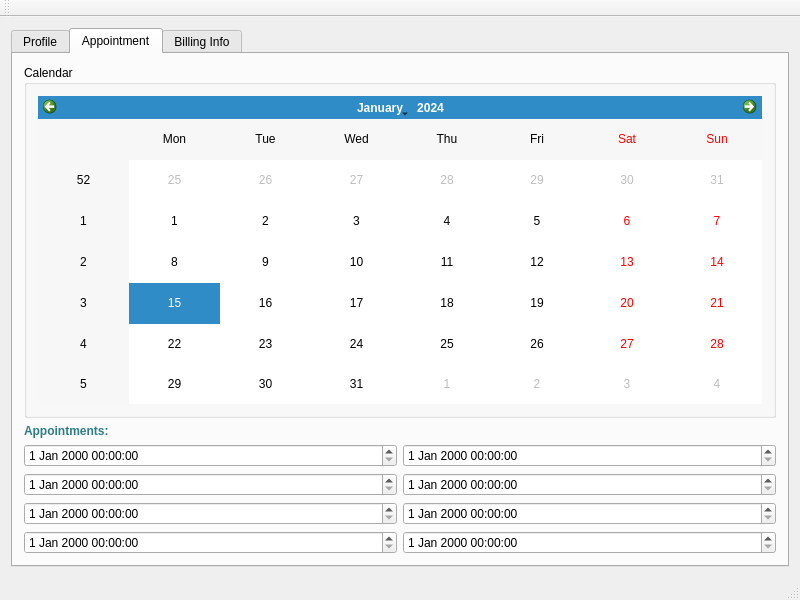
Above: menu.ui from daeunnpark/hospital_portal before the change. Below: the same form after it.
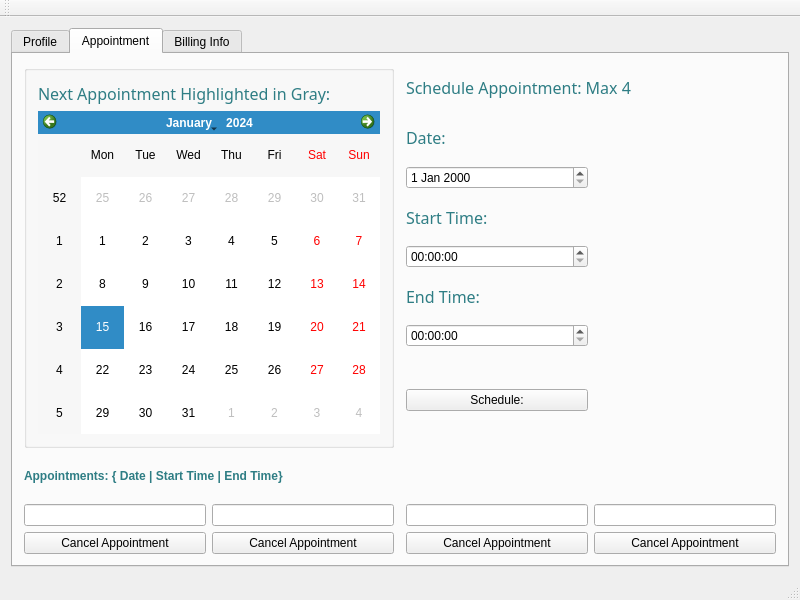
That is the form after the change. The open tabs and pages were chosen to show the change.

Commit message: Fix Menu.py, except was not able to get two lines of code with highlighting soonest appointment to work. Also, line edit shapes are not optimal

```diff
--- a/menu.ui
+++ b/menu.ui
@@ -182,61 +182,167 @@
         <string>Appointment</string>
        </attribute>
        <layout class="QGridLayout" name="gridLayout_2">
-        <item row="2" column="1">
-         <widget class="QDateTimeEdit" name="dateTimeEdit_5"/>
+        <item row="18" column="0">
+         <widget class="QLineEdit" name="lineEdit">
+          <property name="maximumSize">
+           <size>
+            <width>589</width>
+            <height>16777215</height>
+           </size>
+          </property>
+         </widget>
         </item>
-        <item row="2" column="0">
-         <widget class="QDateTimeEdit" name="dateTimeEdit_1"/>
+        <item row="18" column="1">
+         <widget class="QLineEdit" name="lineEdit_11"/>
         </item>
-        <item row="4" column="1">
-         <widget class="QDateTimeEdit" name="dateTimeEdit_7"/>
+        <item row="18" column="3">
+         <widget class="QLineEdit" name="lineEdit_15">
+          <property name="maxLength">
+           <number>300</number>
+          </property>
+          <property name="readOnly">
+           <bool>true</bool>
+          </property>
+         </widget>
         </item>
-        <item row="4" column="0">
-         <widget class="QDateTimeEdit" name="dateTimeEdit_3"/>
+        <item row="19" column="1">
+         <widget class="QPushButton" name="pushButton_2">
+          <property name="text">
+           <string>Cancel Appointment</string>
+          </property>
+         </widget>
         </item>
-        <item row="3" column="0">
-         <widget class="QDateTimeEdit" name="dateTimeEdit_2"/>
+        <item row="19" column="3">
+         <widget class="QPushButton" name="pushButton_3">
+          <property name="text">
+           <string>Cancel Appointment</string>
+          </property>
+         </widget>
         </item>
-        <item row="5" column="0">
-         <widget class="QDateTimeEdit" name="dateTimeEdit_4"/>
+        <item row="19" column="4">
+         <widget class="QPushButton" name="pushButton_4">
+          <property name="text">
+           <string>Cancel Appointment</string>
+          </property>
+         </widget>
         </item>
-        <item row="5" column="1">
-         <widget class="QDateTimeEdit" name="dateTimeEdit_8"/>
+        <item row="19" column="0">
+         <widget class="QPushButton" name="pushButton">
+          <property name="text">
+           <string>Cancel Appointment</string>
+          </property>
+         </widget>
         </item>
-        <item row="3" column="1">
-         <widget class="QDateTimeEdit" name="dateTimeEdit_6"/>
+        <item row="18" column="4">
+         <widget class="QLineEdit" name="lineEdit_16"/>
         </item>
-        <item row="0" column="0" colspan="2">
+        <item row="17" column="0" colspan="4">
+         <widget class="QLabel" name="label_11">
+          <property name="maximumSize">
+           <size>
+            <width>16777215</width>
+            <height>50</height>
+           </size>
+          </property>
+          <property name="styleSheet">
+           <string notr="true">color: rgb(46, 125, 132);
+font-weight: bold;
+font: 18pt &quot;Lucida Calligraphy&quot;;</string>
+          </property>
+          <property name="text">
+           <string>Appointments: { Date | Start Time | End Time}</string>
+          </property>
+         </widget>
+        </item>
+        <item row="3" column="3">
+         <widget class="QLabel" name="label_18">
+          <property name="styleSheet">
+           <string notr="true">color: rgb(46, 125, 132);
+font-weight: bold;
+font: 12pt Lucida Calligraphy;</string>
+          </property>
+          <property name="text">
+           <string>Start Time:</string>
+          </property>
+         </widget>
+        </item>
+        <item row="5" column="3">
+         <widget class="QLabel" name="label_19">
+          <property name="styleSheet">
+           <string notr="true">color: rgb(46, 125, 132);
+font-weight: bold;
+font: 12pt Lucida Calligraphy;</string>
+          </property>
+          <property name="text">
+           <string>End Time:</string>
+          </property>
+         </widget>
+        </item>
+        <item row="1" column="3">
+         <widget class="QLabel" name="label_17">
+          <property name="styleSheet">
+           <string notr="true">color: rgb(46, 125, 132);
+font-weight: bold;
+font: 12pt Lucida Calligraphy;</string>
+          </property>
+          <property name="text">
+           <string>Date:</string>
+          </property>
+         </widget>
+        </item>
+        <item row="0" column="0" rowspan="9" colspan="2">
          <widget class="QGroupBox" name="groupBox_2">
           <property name="title">
-           <string>Calendar</string>
+           <string/>
           </property>
           <layout class="QGridLayout" name="gridLayout_4">
-           <item row="0" column="0">
+           <item row="2" column="0">
             <layout class="QGridLayout" name="gridLayout_3">
              <item row="0" column="0">
               <widget class="QCalendarWidget" name="calendarWidget_2"/>
              </item>
             </layout>
            </item>
+           <item row="1" column="0">
+            <widget class="QLabel" name="label">
+             <property name="styleSheet">
+              <string notr="true">color: rgb(46, 125, 132);
+font-weight: bold;
+font: 12pt Lucida Calligraphy</string>
+             </property>
+             <property name="text">
+              <string>Next Appointment Highlighted in Gray: </string>
+             </property>
+            </widget>
+           </item>
           </layout>
          </widget>
         </item>
-        <item row="1" column="0">
-         <widget class="QLabel" name="label_11">
-          <property name="maximumSize">
-           <size>
-            <width>16777215</width>
-            <height>50</height>
-           </size>
-          </property>
+        <item row="0" column="3" colspan="2">
+         <widget class="QLabel" name="label_15">
           <property name="styleSheet">
            <string notr="true">color: rgb(46, 125, 132);
 font-weight: bold;
-font: 18pt &quot;Lucida Calligraphy&quot;;</string>
+font: 12pt Lucida Calligraphy;</string>
           </property>
           <property name="text">
-           <string>Appointments:</string>
+           <string>Schedule Appointment: Max 4</string>
+          </property>
+         </widget>
+        </item>
+        <item row="2" column="3">
+         <widget class="QDateEdit" name="dateEdit"/>
+        </item>
+        <item row="4" column="3">
+         <widget class="QTimeEdit" name="timeEdit"/>
+        </item>
+        <item row="6" column="3">
+         <widget class="QTimeEdit" name="timeEdit_2"/>
+        </item>
+        <item row="7" column="3" rowspan="2">
+         <widget class="QPushButton" name="pushButton_5">
+          <property name="text">
+           <string>Schedule:</string>
           </property>
          </widget>
         </item>
```
Left out of the diff: 26 changed lines with no effect on the pictures. The commit also changes 3 other files.
